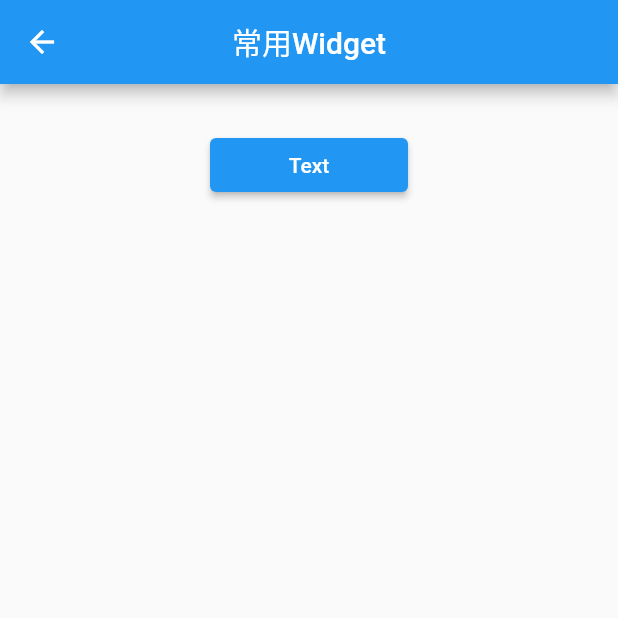
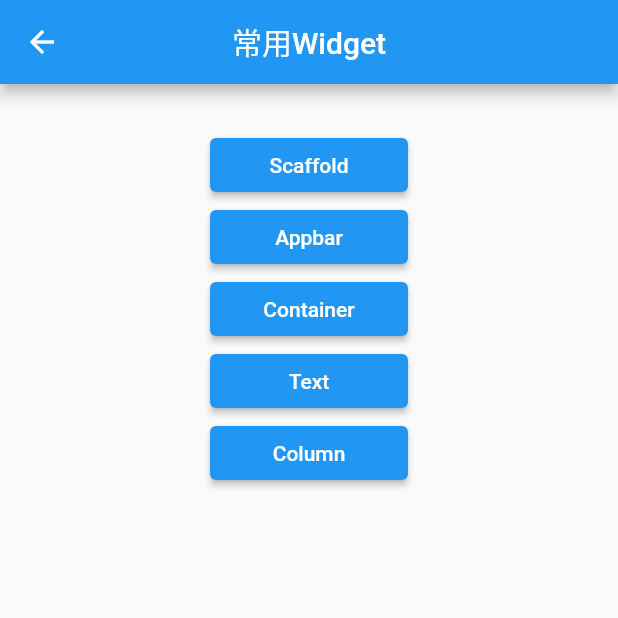
Before and after one commit to Kriy/flutter_practice, a Flutter app: the WidgetList screen opened by its route, on a phone screen of 412 x 824 dp, the top half of it. Run offline on Flutter 3.47's test engine with Material 2 defaults, Android fonts, the phone set to English and light mode, and no system bars; our stand-ins replace azlistview, cached_network_image, carousel_slider, fluro, flutter_masked_text, fluttertoast and 5 more; missing offline and left inert: common_utils, dart:ffi, dart:html, flutter_webview_plugin; accounts and stored records are empty; project files that could hold a hidden picture were left out.

Commit message:
添加Scaffold

```diff
--- /dev/null
+++ b/flutter_study/lib/commonwidgets/appbar_widget.dart
@@ -0,0 +1,13 @@
+import 'package:flutter/material.dart';
+
+class AppbarWidget extends StatelessWidget {
+  @override
+  Widget build(BuildContext context) {
+    return Scaffold(
+      appBar: AppBar(
+        title: Text("Appbar"),
+        centerTitle: true,
+      ),
+    );
+  }
+}
--- /dev/null
+++ b/flutter_study/lib/commonwidgets/column_widget.dart
@@ -0,0 +1,13 @@
+import 'package:flutter/material.dart';
+
+class ColumnWidget extends StatelessWidget {
+  @override
+  Widget build(BuildContext context) {
+    return Scaffold(
+      appBar: AppBar(
+        centerTitle: true,
+        title: Text("Column"),
+      ),
+    );
+  }
+}
--- /dev/null
+++ b/flutter_study/lib/commonwidgets/container_widget.dart
@@ -0,0 +1,14 @@
+
+import 'package:flutter/material.dart';
+
+class ContainerWidget extends StatelessWidget {
+  @override
+  Widget build(BuildContext context) {
+    return Scaffold(
+      appBar: AppBar(
+        title: Text("Container"),
+        centerTitle: true,
+      ),
+    );
+  }
+}
--- a/flutter_study/lib/commonwidgets/widget_list.dart
+++ b/flutter_study/lib/commonwidgets/widget_list.dart
@@ -18,9 +18,33 @@ class WidgetList extends StatelessWidget {
               height: 30,
             ),
             MinWidthWidget(
+              title: "Scaffold",
+              onPressed: () {
+                Navigator.pushNamed(context, "scaffold_widget");
+              },
+            ),
+            MinWidthWidget(
+              title: "Appbar",
+              onPressed: () {
+                Navigator.pushNamed(context, "appbar_widget");
+              },
+            ),
+            MinWidthWidget(
+              title: "Container",
+              onPressed: () {
+                Navigator.pushNamed(context, "container_widget");
+              },
+            ),
+            MinWidthWidget(
               title: "Text",
               onPressed: () {
                 Navigator.pushNamed(context, "text_widget");
+              },
+            ),
+            MinWidthWidget(
+              title: "Column",
+              onPressed: () {
+                Navigator.pushNamed(context, "column_widget");
               },
             ),
           ],
--- a/flutter_study/lib/main.dart
+++ b/flutter_study/lib/main.dart
@@ -1,6 +1,11 @@
 import 'package:flutter/material.dart';
+import 'package:flutter_study/commonwidgets/container_widget.dart';
+import 'package:flutter_study/commonwidgets/scaffold_widget.dart';
 import 'package:flutter_study/commonwidgets/text_widget.dart';
 import 'package:flutter_study/commonwidgets/widget_list.dart';
+
+import 'commonwidgets/appbar_widget.dart';
+import 'commonwidgets/column_widget.dart';
 
 void main() {
   runApp(MyApp());
@@ -12,9 +17,12 @@ class MyApp extends StatelessWidget {
     return MaterialApp(
       title: 'Flutter Study',
       routes: {
-        "": (_) => MyApp(),
         "widget_list": (_) => WidgetList(),
+        "scaffold_widget": (_) => ScaffoldWidget(),
+        "appbar_widget": (_) => AppbarWidget(),
+        "container_widget": (_) => ContainerWidget(),
         "text_widget": (_) => TextWidget(),
+        "column_widget": (_) => ColumnWidget(),
       },
       initialRoute: "/",
       theme: ThemeData(
```
Also changed, not shown: flutter_study/lib/commonwidgets/scaffold_widget.dart (added, +194 -0 lines).
